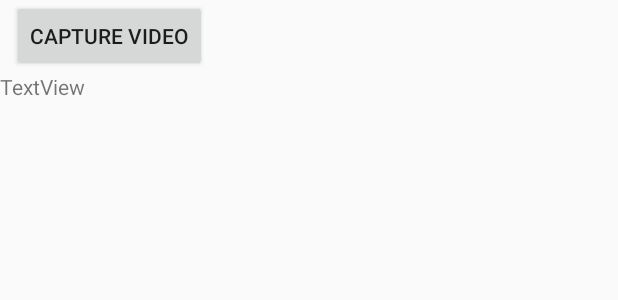
After one commit to VaishakNair/AndroidYieldEstimator, an Android app: the layout activity_web_app.xml on its own in the app's theme, with its tools: preview values and no code run, on a phone screen of 412 x 824 dp. The commit adds this screen. Shown: the top 300 px of the screen. Run offline under Robolectric (Android 15) with nearby library versions, the phone set to English and light mode, and no system bars; network calls fail.

Commit message:
Continue refactoring.

```diff
--- a/app/src/main/AndroidManifest.xml
+++ b/app/src/main/AndroidManifest.xml
@@ -30,6 +30,7 @@
                 <category android:name="android.intent.category.LAUNCHER" />
             </intent-filter>
         </activity>
+        <activity android:name=".WebAppActivity"></activity>
 
     </application>
 </manifest>
--- /dev/null
+++ b/app/src/main/res/layout/activity_web_app.xml
@@ -0,0 +1,25 @@
+<?xml version="1.0" encoding="utf-8"?>
+<androidx.constraintlayout.widget.ConstraintLayout xmlns:android="http://schemas.android.com/apk/res/android"
+    xmlns:app="http://schemas.android.com/apk/res-auto"
+    xmlns:tools="http://schemas.android.com/tools"
+    android:layout_width="match_parent"
+    android:layout_height="match_parent"
+    tools:context=".WebAppActivity">
+
+    <Button
+        android:id="@+id/captureVideoButton"
+        android:layout_width="wrap_content"
+        android:layout_height="wrap_content"
+        android:layout_marginStart="8dp"
+        android:text="@string/capture_video"
+        app:layout_constraintStart_toStartOf="parent"
+        app:layout_constraintTop_toTopOf="parent" />
+
+    <TextView
+        android:id="@+id/textView"
+        android:layout_width="wrap_content"
+        android:layout_height="wrap_content"
+        android:text="TextView"
+        app:layout_constraintStart_toStartOf="parent"
+        app:layout_constraintTop_toBottomOf="@+id/captureVideoButton" />
+</androidx.constraintlayout.widget.ConstraintLayout>
--- a/app/src/main/res/values/strings.xml
+++ b/app/src/main/res/values/strings.xml
@@ -3,4 +3,5 @@
     <string name="tfe_od_camera_error" translation_description="Error regarding camera support[CHAR_LIMIT=40]">This device doesn\'t support Camera2 API.</string>
     <string name="standalone">Standalone</string>
     <string name="web_app">Web App</string>
+    <string name="capture_video">Capture Video</string>
 </resources>
```
Also changed, not shown: app/src/main/java/org/tensorflow/lite/examples/detection/MainActivity.java (+1 -36 lines), app/src/main/java/org/tensorflow/lite/examples/detection/WebAppActivity.java (added, +16 -0 lines).
